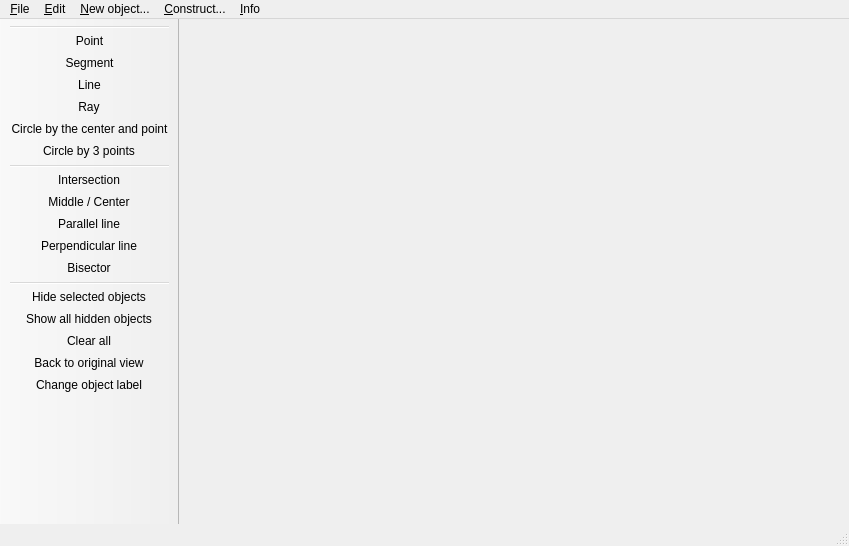
rusfort/GeoPro, file geopro.ui: the form before one commit.
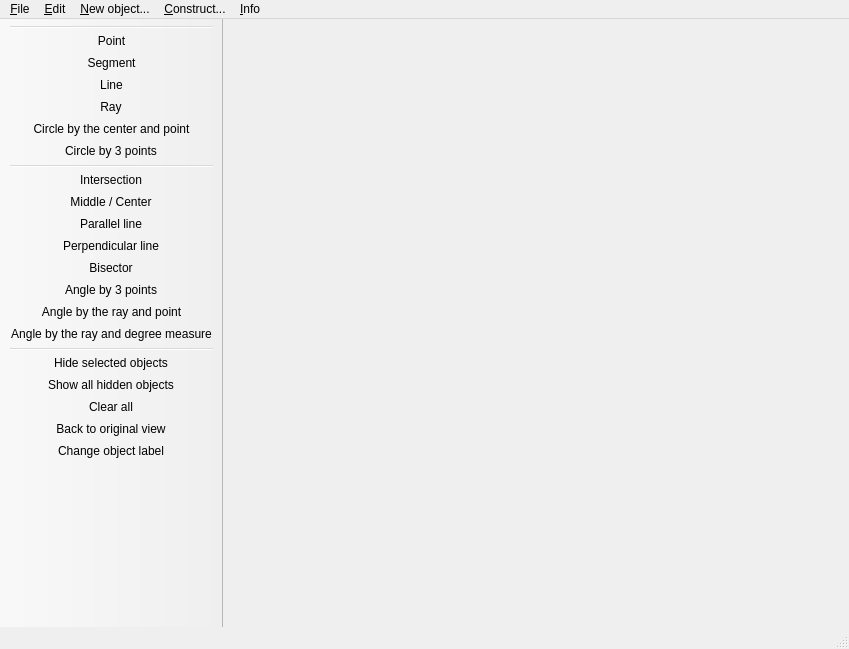
The form after the commit. Icons and pictures are not drawn.

Commit message: Angle buttons added, recalculation added

Patch:
```diff
--- a/geopro.ui
+++ b/geopro.ui
@@ -7,7 +7,7 @@
     <x>0</x>
     <y>0</y>
     <width>849</width>
-    <height>546</height>
+    <height>649</height>
    </rect>
   </property>
   <property name="cursor">
@@ -135,6 +135,9 @@
    <addaction name="actionParallel_line"/>
    <addaction name="actionPerpendicular_line"/>
    <addaction name="actionBisector"/>
+   <addaction name="actionAngle_by_3_points"/>
+   <addaction name="actionAngle_by_the_ray_and_point"/>
+   <addaction name="actionAngle_by_the_ray_and_degree_measure"/>
    <addaction name="separator"/>
    <addaction name="actionHide_selected_objects"/>
    <addaction name="actionShow_all_hidden_objects"/>
@@ -390,6 +393,21 @@
     <string>Change object label</string>
    </property>
   </action>
+  <action name="actionAngle_by_3_points">
+   <property name="text">
+    <string>Angle by 3 points</string>
+   </property>
+  </action>
+  <action name="actionAngle_by_the_ray_and_point">
+   <property name="text">
+    <string>Angle by the ray and point</string>
+   </property>
+  </action>
+  <action name="actionAngle_by_the_ray_and_degree_measure">
+   <property name="text">
+    <string>Angle by the ray and degree measure</string>
+   </property>
+  </action>
  </widget>
  <layoutdefault spacing="6" margin="11"/>
  <resources>
```
Left out of the diff: 3 changed lines with no effect on the pictures. The commit also changes 6 other files.
